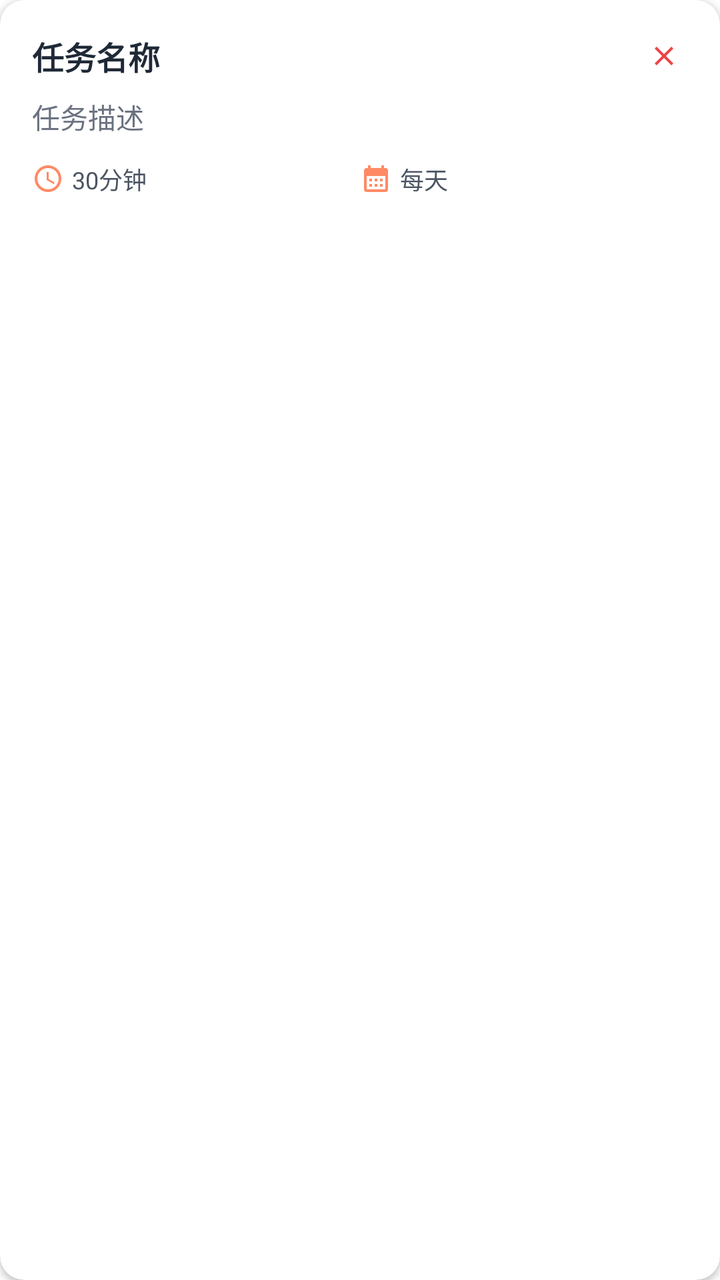
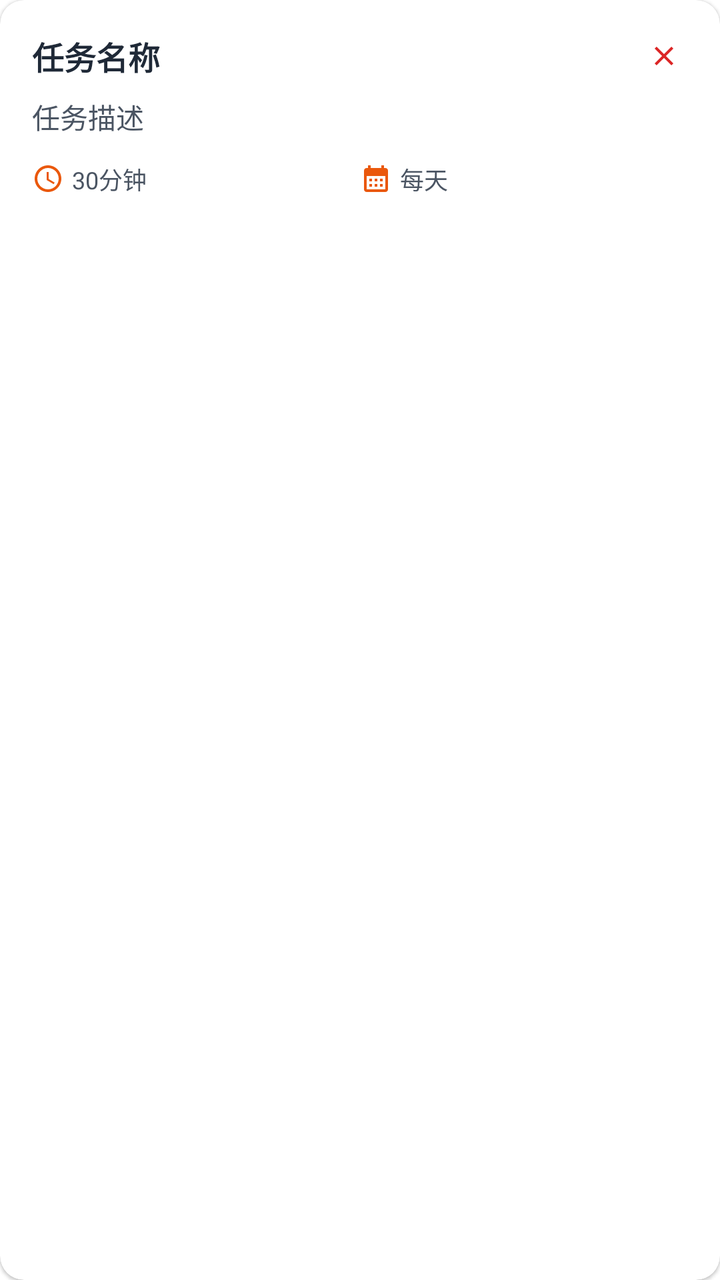

The first picture is an Android layout as it rendered before a commit; the second is the same layout after the commit. The layout source and the unified diff follow.
<!-- AndroidManifest.xml: application theme Theme.WinsRehab -->
<!-- res/layout/item_training_task.xml -->
<?xml version="1.0" encoding="utf-8"?>
<androidx.cardview.widget.CardView
    xmlns:android="http://schemas.android.com/apk/res/android"
    xmlns:app="http://schemas.android.com/apk/res-auto"
    android:layout_width="match_parent"
    android:layout_height="wrap_content"
    android:layout_margin="6dp"
    app:cardCornerRadius="12dp"
    app:cardElevation="2dp">

    <LinearLayout
        android:layout_width="match_parent"
        android:layout_height="wrap_content"
        android:orientation="vertical"
        android:padding="16dp">

        
        <LinearLayout
            android:layout_width="match_parent"
            android:layout_height="wrap_content"
            android:orientation="horizontal"
            android:gravity="center_vertical">

            <TextView
                android:id="@+id/tv_task_name"
                android:layout_width="0dp"
                android:layout_height="wrap_content"
                android:layout_weight="1"
                android:text="任务名称"
                android:textSize="16sp"
                android:textStyle="bold"
                android:textColor="#1F2937"/>

            <ImageView
                android:id="@+id/btn_delete_task"
                android:layout_width="24dp"
                android:layout_height="24dp"
                android:src="@drawable/ic_delete"
                android:padding="4dp"
                android:background="?attr/selectableItemBackgroundBorderless"
                app:tint="#EF4444"/>
        </LinearLayout>

        
        <TextView
            android:id="@+id/tv_task_description"
            android:layout_width="match_parent"
            android:layout_height="wrap_content"
            android:layout_marginTop="8dp"
            android:text="任务描述"
            android:textSize="14sp"
            android:textColor="#6B7280"/>

        
        <LinearLayout
            android:layout_width="match_parent"
            android:layout_height="wrap_content"
            android:layout_marginTop="12dp"
            android:orientation="horizontal">

            
            <LinearLayout
                android:layout_width="0dp"
                android:layout_height="wrap_content"
                android:layout_weight="1"
                android:orientation="horizontal"
                android:gravity="center_vertical">

                <ImageView
                    android:layout_width="16dp"
                    android:layout_height="16dp"
                    android:src="@drawable/ic_time"
                    app:tint="#FF8A65"/>

                <TextView
                    android:id="@+id/tv_task_duration"
                    android:layout_width="wrap_content"
                    android:layout_height="wrap_content"
                    android:layout_marginStart="4dp"
                    android:text="30分钟"
                    android:textSize="12sp"
                    android:textColor="#4B5563"/>
            </LinearLayout>

            
            <LinearLayout
                android:layout_width="0dp"
                android:layout_height="wrap_content"
                android:layout_weight="1"
                android:orientation="horizontal"
                android:gravity="center_vertical">

                <ImageView
                    android:layout_width="16dp"
                    android:layout_height="16dp"
                    android:src="@drawable/ic_calendar"
                    app:tint="#FF8A65"/>

                <TextView
                    android:id="@+id/tv_task_frequency"
                    android:layout_width="wrap_content"
                    android:layout_height="wrap_content"
                    android:layout_marginStart="4dp"
                    android:text="每天"
                    android:textSize="12sp"
                    android:textColor="#4B5563"/>
            </LinearLayout>
        </LinearLayout>
    </LinearLayout>
</androidx.cardview.widget.CardView>
<!-- resources referenced by this layout -->
<resources>
  <!-- drawable ic_calendar (drawable) -->
  <vector xmlns:android="http://schemas.android.com/apk/res/android" android:height="24dp" android:tint="#000000" android:viewportHeight="24" android:viewportWidth="24" android:width="24dp">
        
      <path android:fillColor="@android:color/white" android:pathData="M19,4h-1V2h-2v2H8V2H6v2H5C3.89,4 3.01,4.9 3.01,6L3,20c0,1.1 0.89,2 2,2h14c1.1,0 2,-0.9 2,-2V6C21,4.9 20.1,4 19,4zM19,20H5V10h14V20zM9,14H7v-2h2V14zM13,14h-2v-2h2V14zM17,14h-2v-2h2V14zM9,18H7v-2h2V18zM13,18h-2v-2h2V18zM17,18h-2v-2h2V18z"/>
      
  </vector>
  <!-- drawable ic_delete (drawable) -->
  <vector xmlns:android="http://schemas.android.com/apk/res/android"
      android:width="24dp"
      android:height="24dp"
      android:viewportWidth="24"
      android:viewportHeight="24">
      <path
          android:fillColor="#000000"
          android:pathData="M19,6.41L17.59,5 12,10.59 6.41,5 5,6.41 10.59,12 5,17.59 6.41,19 12,13.41 17.59,19 19,17.59 13.41,12z"/>
  </vector>
  <!-- drawable ic_time (drawable) -->
  <vector xmlns:android="http://schemas.android.com/apk/res/android"
      android:width="24dp"
      android:height="24dp"
      android:viewportWidth="24"
      android:viewportHeight="24">
      <path
          android:fillColor="#000000"
          android:pathData="M11.99,2C6.47,2 2,6.48 2,12s4.47,10 9.99,10C17.52,22 22,17.52 22,12S17.52,2 11.99,2zM12,20c-4.42,0 -8,-3.58 -8,-8s3.58,-8 8,-8 8,3.58 8,8 -3.58,8 -8,8zM12.5,7H11v6l5.25,3.15 0.75,-1.23 -4.5,-2.67z"/>
  </vector>
  <style name="Theme.WinsRehab" parent="Theme.MaterialComponents.DayNight.NoActionBar">
          <item name="buttonStyle">@style/MyRoundButton</item>
  
  
  
      </style>
  <style name="MyRoundButton">MyRoundButton
          <item name="android:background">@drawable/shape_btn_round</item>
  
      </style>
  <!-- drawable shape_btn_round (drawable) -->
  <?xml version="1.0" encoding="utf-8"?>
  <shape xmlns:android="http://schemas.android.com/apk/res/android">
  
      <corners android:radius="10dp"/>               
      <padding android:left="1dp" android:right="1dp"
        />
  </shape>
</resources>

<!-- the commit's change to res/layout/item_training_task.xml (unified diff, before → after) -->
@@ -4,15 +4,15 @@
     xmlns:app="http://schemas.android.com/apk/res-auto"
     android:layout_width="match_parent"
     android:layout_height="wrap_content"
-    android:layout_margin="6dp"
-    app:cardCornerRadius="12dp"
-    app:cardElevation="2dp">
+    android:layout_margin="@dimen/space_4"
+    app:cardCornerRadius="@dimen/radius_12"
+    app:cardElevation="@dimen/elevation_1">
 
     <LinearLayout
         android:layout_width="match_parent"
         android:layout_height="wrap_content"
         android:orientation="vertical"
-        android:padding="16dp">
+        android:padding="@dimen/space_16">
 
         
         <LinearLayout
@@ -26,19 +26,18 @@
                 android:layout_width="0dp"
                 android:layout_height="wrap_content"
                 android:layout_weight="1"
-                android:text="任务名称"
-                android:textSize="16sp"
+                android:text="任务名称" android:textAppearance="@style/TextAppearance.WinsRehab.Title16"
                 android:textStyle="bold"
-                android:textColor="#1F2937"/>
+                android:textColor="@color/on_surface"/>
 
             <ImageView
                 android:id="@+id/btn_delete_task"
                 android:layout_width="24dp"
                 android:layout_height="24dp"
                 android:src="@drawable/ic_delete"
-                android:padding="4dp"
+                android:padding="@dimen/space_4"
                 android:background="?attr/selectableItemBackgroundBorderless"
-                app:tint="#EF4444"/>
+                app:tint="@color/danger"/>
         </LinearLayout>
 
         
@@ -46,16 +45,15 @@
             android:id="@+id/tv_task_description"
             android:layout_width="match_parent"
             android:layout_height="wrap_content"
-            android:layout_marginTop="8dp"
-            android:text="任务描述"
-            android:textSize="14sp"
-            android:textColor="#6B7280"/>
+            android:layout_marginTop="@dimen/space_8"
+            android:text="任务描述" android:textAppearance="@style/TextAppearance.WinsRehab.Body14"
+            android:textColor="@color/on_surface_secondary"/>
 
         
         <LinearLayout
             android:layout_width="match_parent"
             android:layout_height="wrap_content"
-            android:layout_marginTop="12dp"
+            android:layout_marginTop="@dimen/space_12"
             android:orientation="horizontal">
 
             
@@ -70,16 +68,15 @@
                     android:layout_width="16dp"
                     android:layout_height="16dp"
                     android:src="@drawable/ic_time"
-                    app:tint="#FF8A65"/>
+                    app:tint="@color/warning"/>
 
                 <TextView
                     android:id="@+id/tv_task_duration"
                     android:layout_width="wrap_content"
                     android:layout_height="wrap_content"
-                    android:layout_marginStart="4dp"
-                    android:text="30分钟"
-                    android:textSize="12sp"
-                    android:textColor="#4B5563"/>
+                    android:layout_marginStart="@dimen/space_4"
+                    android:text="30分钟" android:textAppearance="@style/TextAppearance.WinsRehab.Body12"
+                    android:textColor="@color/on_surface_secondary"/>
             </LinearLayout>
 
             
@@ -94,16 +91,15 @@
                     android:layout_width="16dp"
                     android:layout_height="16dp"
                     android:src="@drawable/ic_calendar"
-                    app:tint="#FF8A65"/>
+                    app:tint="@color/warning"/>
 
                 <TextView
                     android:id="@+id/tv_task_frequency"
                     android:layout_width="wrap_content"
                     android:layout_height="wrap_content"
-                    android:layout_marginStart="4dp"
-                    android:text="每天"
-                    android:textSize="12sp"
-                    android:textColor="#4B5563"/>
+                    android:layout_marginStart="@dimen/space_4"
+                    android:text="每天" android:textAppearance="@style/TextAppearance.WinsRehab.Body12"
+                    android:textColor="@color/on_surface_secondary"/>
             </LinearLayout>
         </LinearLayout>
     </LinearLayout>
<!-- resource entries referenced after the edit -->
@@ -1,7 +1,17 @@
 <!-- resources referenced by this layout -->
 <resources>
+  <color name="danger">#FFDC2626</color>
+  <color name="on_surface">#FF1F2937</color>
+  <color name="on_surface_secondary">#FF4B5563</color>
+  <color name="warning">#FFEA580C</color>
+  <dimen name="elevation_1">1dp</dimen>
+  <dimen name="radius_12">12dp</dimen>
+  <dimen name="space_12">12dp</dimen>
+  <dimen name="space_16">16dp</dimen>
+  <dimen name="space_4">4dp</dimen>
+  <dimen name="space_8">8dp</dimen>
   <!-- drawable ic_calendar (drawable) -->
-  <vector xmlns:android="http://schemas.android.com/apk/res/android" android:height="24dp" android:tint="#000000" android:viewportHeight="24" android:viewportWidth="24" android:width="24dp">
+  <vector xmlns:android="http://schemas.android.com/apk/res/android" android:height="24dp" android:tint="@color/on_surface" android:viewportHeight="24" android:viewportWidth="24" android:width="24dp">
         
       <path android:fillColor="@android:color/white" android:pathData="M19,4h-1V2h-2v2H8V2H6v2H5C3.89,4 3.01,4.9 3.01,6L3,20c0,1.1 0.89,2 2,2h14c1.1,0 2,-0.9 2,-2V6C21,4.9 20.1,4 19,4zM19,20H5V10h14V20zM9,14H7v-2h2V14zM13,14h-2v-2h2V14zM17,14h-2v-2h2V14zM9,18H7v-2h2V18zM13,18h-2v-2h2V18zM17,18h-2v-2h2V18z"/>
       
@@ -13,7 +23,7 @@
       android:viewportWidth="24"
       android:viewportHeight="24">
       <path
-          android:fillColor="#000000"
+          android:fillColor="@color/on_surface"
           android:pathData="M19,6.41L17.59,5 12,10.59 6.41,5 5,6.41 10.59,12 5,17.59 6.41,19 12,13.41 17.59,19 19,17.59 13.41,12z"/>
   </vector>
   <!-- drawable ic_time (drawable) -->
@@ -23,9 +33,18 @@
       android:viewportWidth="24"
       android:viewportHeight="24">
       <path
-          android:fillColor="#000000"
+          android:fillColor="@color/on_surface"
           android:pathData="M11.99,2C6.47,2 2,6.48 2,12s4.47,10 9.99,10C17.52,22 22,17.52 22,12S17.52,2 11.99,2zM12,20c-4.42,0 -8,-3.58 -8,-8s3.58,-8 8,-8 8,3.58 8,8 -3.58,8 -8,8zM12.5,7H11v6l5.25,3.15 0.75,-1.23 -4.5,-2.67z"/>
   </vector>
+  <style name="TextAppearance.WinsRehab.Body12">
+          <item name="android:textSize">12sp</item> 
+      </style>
+  <style name="TextAppearance.WinsRehab.Body14">
+          <item name="android:textSize">14sp</item> 
+      </style>
+  <style name="TextAppearance.WinsRehab.Title16">
+          <item name="android:textSize">16sp</item> 
+      </style>
   <style name="Theme.WinsRehab" parent="Theme.MaterialComponents.DayNight.NoActionBar">
           <item name="buttonStyle">@style/MyRoundButton</item>
   
@@ -40,9 +59,10 @@
   <?xml version="1.0" encoding="utf-8"?>
   <shape xmlns:android="http://schemas.android.com/apk/res/android">
   
-      <corners android:radius="10dp"/>               
-      <padding android:left="1dp" android:right="1dp"
+      <corners android:radius="@dimen/radius_8"/>               
+      <padding android:left="@dimen/space_4" android:right="@dimen/space_4"
         />
   </shape>
+  <dimen name="radius_8">8dp</dimen>
 </resources>
 
